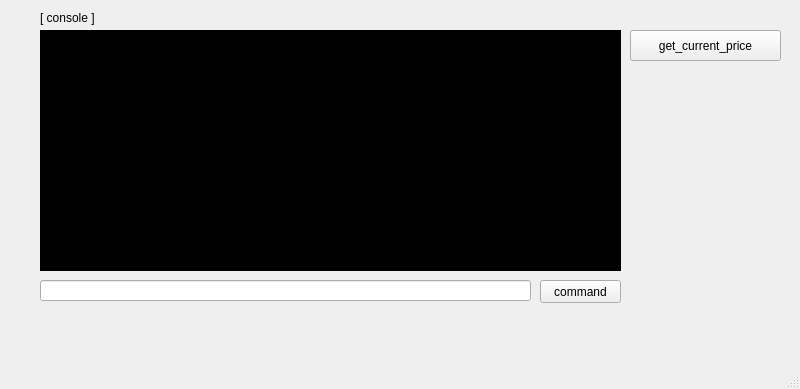
This is gui/main_gui.ui in woody35545/bihts as Qt 5 draws it before an edit. The edited form follows.
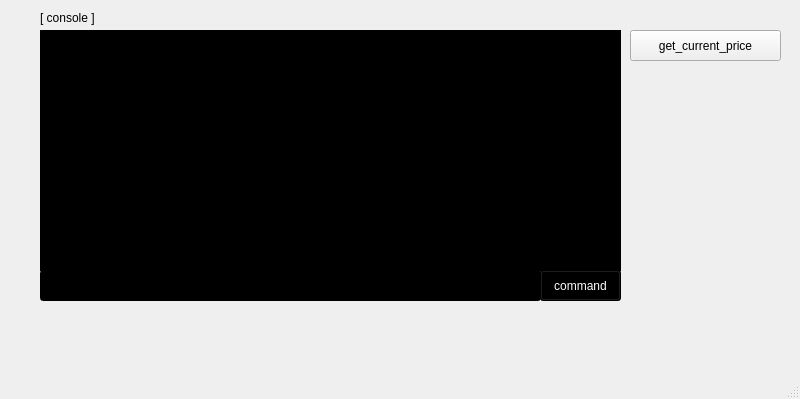
This is the edited form.

The edit to the form file:
```diff
--- a/gui/main_gui.ui
+++ b/gui/main_gui.ui
@@ -7,7 +7,7 @@
     <x>0</x>
     <y>0</y>
     <width>800</width>
-    <height>389</height>
+    <height>399</height>
    </rect>
   </property>
   <property name="windowTitle">
@@ -64,11 +64,17 @@
     <property name="geometry">
      <rect>
       <x>540</x>
-      <y>280</y>
+      <y>270</y>
       <width>81</width>
-      <height>23</height>
+      <height>31</height>
      </rect>
     </property>
+    <property name="styleSheet">
+     <string notr="true">QPushButton{
+background-color: black;
+color: white; 
+}</string>
+    </property>
     <property name="text">
      <string>command</string>
     </property>
@@ -77,11 +83,17 @@
     <property name="geometry">
      <rect>
       <x>40</x>
-      <y>280</y>
-      <width>491</width>
-      <height>21</height>
+      <y>270</y>
+      <width>501</width>
+      <height>31</height>
      </rect>
     </property>
+    <property name="styleSheet">
+     <string notr="true">QLineEdit{
+background-color: black;
+color: white
+}</string>
+    </property>
    </widget>
   </widget>
   <widget class="QMenuBar" name="menubar">
```
